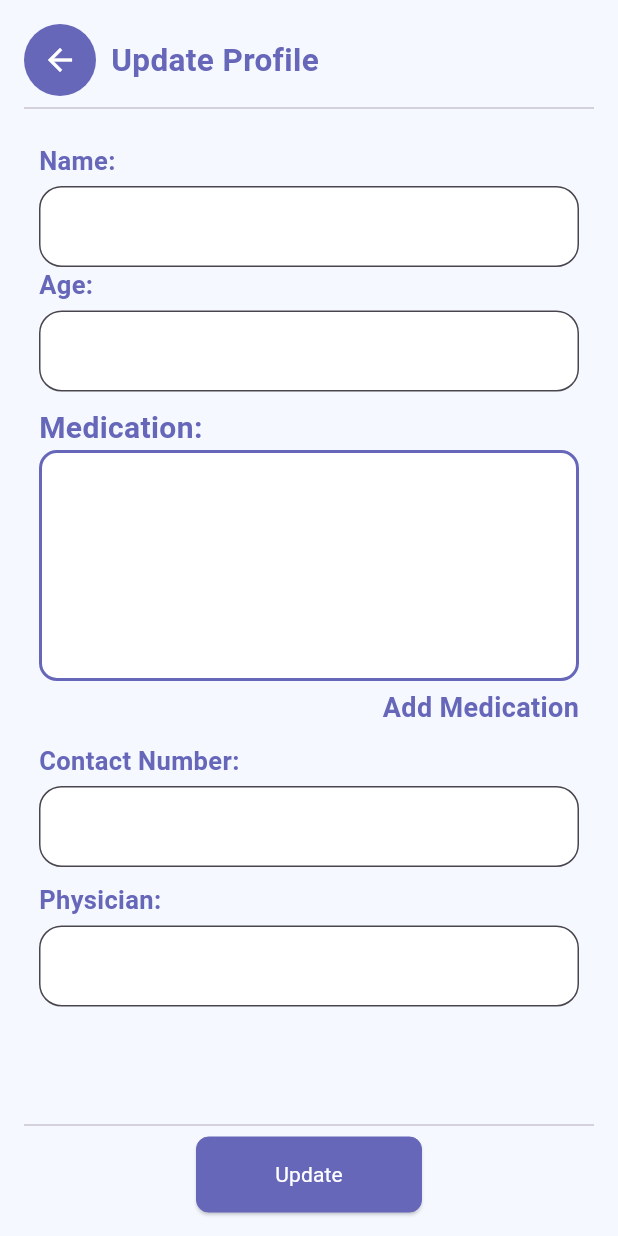
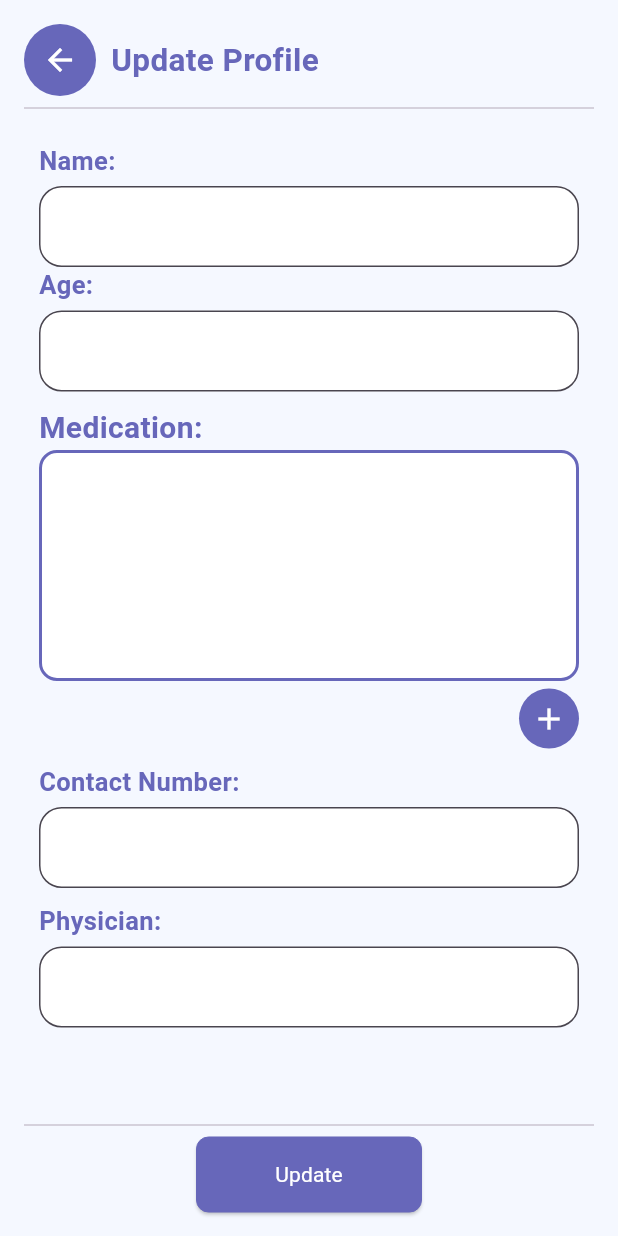
Before and after one commit to Orekidesu/Mobile-Health-App-Tambag, a Flutter app: the EditProfilePage screen opened directly with empty values, on a phone screen of 412 x 824 dp. Run offline on Flutter 3.47's test engine with Material 3 defaults, Android fonts, the phone set to English and light mode, and no system bars; our stand-ins replace cloud_firestore, firebase_auth, firebase_core, flutter_slidable, fluttertoast, font_awesome_flutter and 2 more; accounts and stored records are empty; Roboto replaces fonts that are missing (Arial).

Commit message:
Icon Update

```diff
--- a/lib/Screen/editProfilePage.dart
+++ b/lib/Screen/editProfilePage.dart
@@ -127,7 +127,7 @@ class _EditProfilePageState extends State<EditProfilePage> {
 
   Map<String, dynamic> getProfileData(String id) {
     return {
-      'age' : ageController.text,
+      'age': ageController.text,
       'contact_number': contactNumberController.text,
       'physician': physicianController.text,
       'id': id,
@@ -143,12 +143,15 @@ class _EditProfilePageState extends State<EditProfilePage> {
 
   Future<void> getPatientNameById(String patientId) async {
     try {
-    CollectionReference patientsCollection = FirebaseFirestore.instance.collection('patients');
-    QuerySnapshot querySnapshot = await patientsCollection.where('id', isEqualTo: patientId).get();
+      CollectionReference patientsCollection =
+          FirebaseFirestore.instance.collection('patients');
+      QuerySnapshot querySnapshot =
+          await patientsCollection.where('id', isEqualTo: patientId).get();
 
       if (querySnapshot.docs.isNotEmpty) {
         DocumentSnapshot documentSnapshot = querySnapshot.docs.first;
-      Map<String, dynamic> data = documentSnapshot.data() as Map<String, dynamic>;
+        Map<String, dynamic> data =
+            documentSnapshot.data() as Map<String, dynamic>;
 
         // Assuming the name field is stored in the 'name' field in the document
         String name = data['name'] as String;
@@ -161,13 +164,11 @@ class _EditProfilePageState extends State<EditProfilePage> {
     }
   }
 
-
   List<String> Brgy = ['Guadalupe', 'Patag', 'Gabas'];
 
   bool _validateInput() {
     // Check if any of the text fields are empty
-    return
-        ageController.text.isNotEmpty &&
+    return ageController.text.isNotEmpty &&
         contactNumberController.text.isNotEmpty &&
         physicianController.text.isNotEmpty &&
         medicationList.isNotEmpty;
@@ -249,7 +250,7 @@ class _EditProfilePageState extends State<EditProfilePage> {
                     : () => goToPage(context, const Dashboard()),
               ),
               const Divider(),
-              const SizedBox(height:5),
+              const SizedBox(height: 5),
               Expanded(
                 child: SingleChildScrollView(
                   child: Column(
@@ -349,16 +350,21 @@ class _EditProfilePageState extends State<EditProfilePage> {
                                   onTap: () {
                                     _showMyDialog(context);
                                   },
-                                  child: const Text(
-                                    'Add Medication',
-                                    style: TextStyle(
+                                  child: Container(
+                                    height: 40,
+                                    width: 40,
+                                    decoration: BoxDecoration(
                                       color:
-                                          periwinkleColor, // Set the text color
-                                      fontWeight: FontWeight.bold,
-                                      fontSize: 18,
+                                          periwinkleColor, // Change to your desired color
+                                      borderRadius: BorderRadius.circular(30.0),
+                                    ),
+                                    child: const Icon(
+                                      Icons.add,
+                                      color: Colors
+                                          .white, // Set the color of the icon)
                                     ),
                                   ),
-                                ),
+                                )
                               ],
                             ),
                             const SizedBox(
@@ -378,7 +384,6 @@ class _EditProfilePageState extends State<EditProfilePage> {
                             const SizedBox(
                               height: 10,
                             ),
-
                           ],
                         ),
                       ),
@@ -386,21 +391,18 @@ class _EditProfilePageState extends State<EditProfilePage> {
                   ),
                 ),
               ),
-              Divider(),
+              const Divider(),
               Row(
                 mainAxisAlignment: MainAxisAlignment.center,
                 children: [
                   CustomActionButton(
                     onPressed: () {
-                                    updateProfileToFirebase(
-                                        widget.selectedPatient);
+                      updateProfileToFirebase(widget.selectedPatient);
                     },
-                                  buttonText:
-                                      isAddingProfile ? 'Updating...' : 'Update',
+                    buttonText: isAddingProfile ? 'Updating...' : 'Update',
                   ),
                 ],
               )
-
             ],
           ),
         ),
```
Lines whose indentation alone changed are shown as unchanged.
